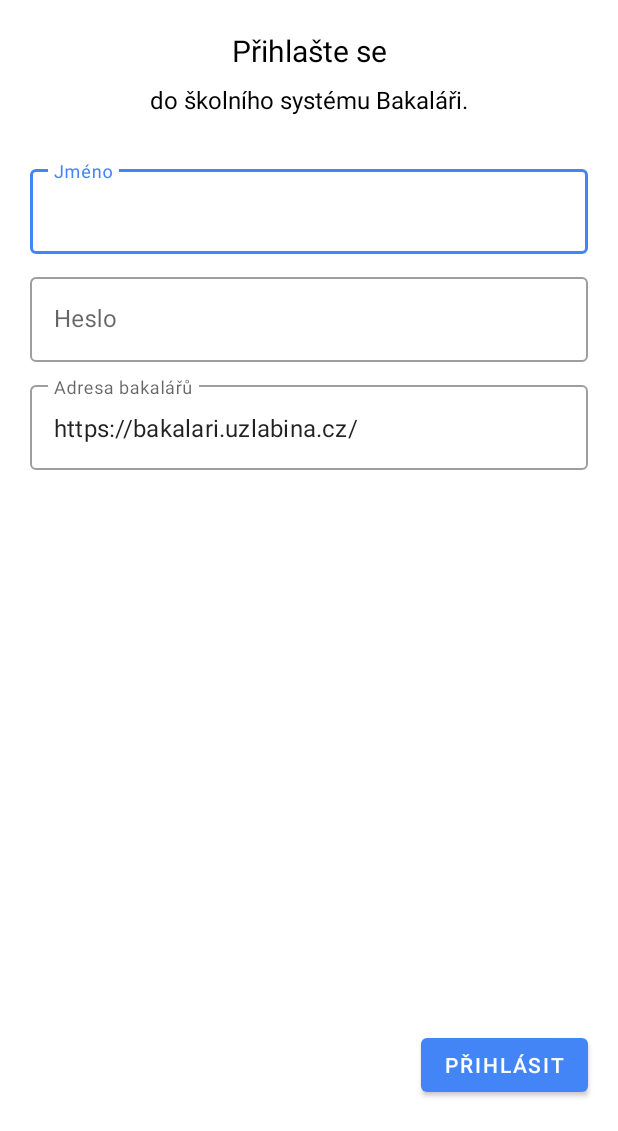
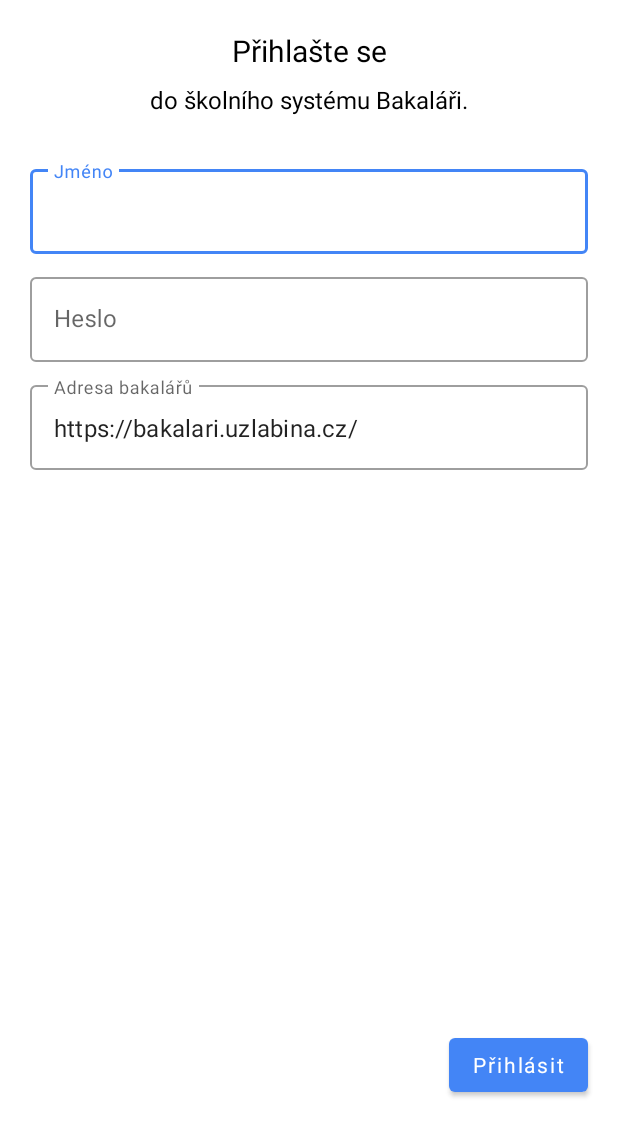
Before and after one commit to Cvolton/FossBakalari, an Android app: the screen it shows after launch (LoginScreen), on a phone screen of 412 x 824 dp, the part 105-1236 px from its top. Run offline under Robolectric (Android 15) with nearby library versions, the phone set to English and light mode, and no system bars.

Commit message:
Rebuild the login screen

```diff
--- a/app/src/main/res/layout/content_login_screen.xml
+++ b/app/src/main/res/layout/content_login_screen.xml
@@ -1,23 +1,14 @@
 <?xml version="1.0" encoding="utf-8"?>
-<androidx.constraintlayout.widget.ConstraintLayout xmlns:android="http://schemas.android.com/apk/res/android"
+<LinearLayout xmlns:android="http://schemas.android.com/apk/res/android"
     xmlns:app="http://schemas.android.com/apk/res-auto"
     xmlns:tools="http://schemas.android.com/tools"
     android:layout_width="match_parent"
     android:layout_height="match_parent"
     app:layout_behavior="@string/appbar_scrolling_view_behavior"
     tools:context=".LoginScreen"
-    tools:showIn="@layout/activity_login_screen">
-
-    <LinearLayout
-        android:layout_width="match_parent"
-        android:layout_height="match_parent"
-        android:orientation="vertical"
-        tools:layout_editor_absoluteX="8dp"
-        android:baselineAligned="false"
-        tools:layout_editor_absoluteY="8dp">
+    android:orientation="vertical">
 
     <ImageView
-            android:id="@+id/imageView2"
         android:layout_width="110dp"
         android:layout_height="40dp"
         android:layout_marginTop="30dp"
@@ -25,14 +16,14 @@
         app:srcCompat="@drawable/bakalari_logo" />
 
     <TextView
-            android:id="@+id/signin"
         android:textColor="#000"
         android:layout_width="match_parent"
         android:layout_height="wrap_content"
-            android:layout_marginTop="20dp"
-            android:textSize="20dp"
+
+        android:textSize="20sp"
         android:textAlignment="center"
-            android:text="Přihlašte se" />
+        android:text="@string/sign_in"
+        android:layout_marginTop="20dp"/>
 
     <TextView
         android:id="@+id/tobakalari"
@@ -40,9 +31,9 @@
         android:layout_marginTop="8dp"
         android:layout_width="match_parent"
         android:layout_height="wrap_content"
-            android:textSize="16dp"
+        android:textSize="16sp"
         android:textAlignment="center"
-            android:text="do školního systému Bakaláři." />
+        android:text="@string/sign_in_text" />
 
     <com.google.android.material.textfield.TextInputLayout
         android:hint="@string/hint_username"
@@ -81,15 +72,6 @@
 
     </com.google.android.material.textfield.TextInputLayout>
 
-        <!--<EditText
-            android:id="@+id/textHeslo"
-            android:layout_width="match_parent"
-            android:layout_height="wrap_content"
-            android:layout_marginHorizontal="10dp"
-            android:ems="10"
-            android:hint="Heslo"
-            android:inputType="textPassword" />-->
-
     <com.google.android.material.textfield.TextInputLayout
         android:hint="@string/hint_bakaweb"
         android:layout_marginTop="10dp"
@@ -107,39 +89,30 @@
             android:text="https://bakalari.uzlabina.cz/" />
 
     </com.google.android.material.textfield.TextInputLayout>
+    <RelativeLayout
+        android:layout_width="match_parent"
+        android:layout_height="match_parent">
 
-        <!--<EditText
-            android:id="@+id/textBakalari"
-            android:layout_width="match_parent"
-            android:layout_height="wrap_content"
-            android:layout_marginHorizontal="10dp"
-            android:ems="10"
-            android:inputType="textUri"
-            android:text="https://bakalari.uzlabina.cz/" />-->
 
         <TextView
             android:id="@+id/textUnderButton"
             android:layout_width="wrap_content"
             android:layout_height="wrap_content"
             android:layout_margin="10dp"
-            android:layout_marginVertical="5dp"
-            android:text="" />
-    </LinearLayout>
-
-    <LinearLayout
-        android:layout_width="match_parent"
-        android:layout_height="match_parent"
-        android:gravity="bottom|right"
-        android:orientation="vertical">
+            android:layout_marginTop="5dp"
+            android:layout_marginBottom="5dp" />
 
         <com.google.android.material.button.MaterialButton
             android:id="@+id/buttonLogin"
             android:layout_width="wrap_content"
             android:layout_height="wrap_content"
-            android:layout_gravity="bottom|right"
+            android:layout_alignParentRight="true"
+            android:layout_alignParentBottom="true"
             android:layout_marginRight="20dp"
             android:layout_marginBottom="20dp"
-            android:text="@string/action_login" />
+            android:fontFamily="sans-serif"
+            android:text="@string/action_login"
+            android:textAllCaps="false" />
+    </RelativeLayout>
+
 </LinearLayout>
-
-</androidx.constraintlayout.widget.ConstraintLayout>
--- a/app/src/main/res/values/strings.xml
+++ b/app/src/main/res/values/strings.xml
@@ -95,4 +95,6 @@
     <string name="pref_header_ukoly">Úkoly</string>
 
     <string name="pref_title_ukoly_check_late">Označit pozdní úkoly jako splněné</string>
+    <string name="sign_in">Přihlašte se</string>
+    <string name="sign_in_text">do školního systému Bakaláři.</string>
 </resources>
```
Lines whose indentation alone changed are shown as unchanged.
